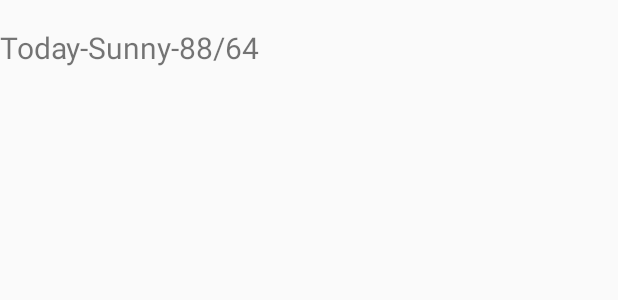
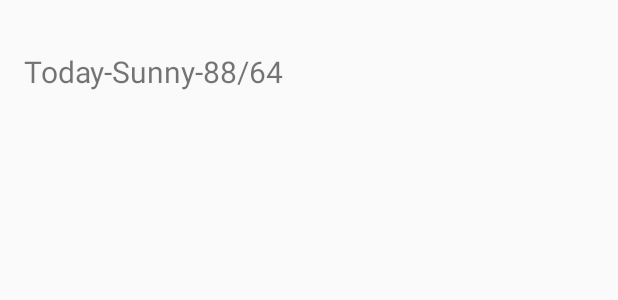
Before and after one commit to orangeoctopus/sunshine-udacity, an Android app: the layout list_item_forecast.xml on its own in the app's theme, with its tools: preview values and no code run, on a phone screen of 412 x 824 dp. Shown: the top 300 px of the screen. Run offline under Robolectric (Android 15) with nearby library versions, the phone set to English and light mode, and no system bars.

Commit message:
tarted some layouts

```diff
--- a/app/src/main/res/layout/list_item_forecast.xml
+++ b/app/src/main/res/layout/list_item_forecast.xml
@@ -1,4 +1,21 @@
 <?xml version="1.0" encoding="utf-8"?>
+<LinearLayout xmlns:android="http://schemas.android.com/apk/res/android"
+    xmlns:tools="http://schemas.android.com/tools"
+    android:layout_width="match_parent"
+    android:layout_height="match_parent"
+    android:paddingBottom="@dimen/activity_vertical_margin"
+    android:paddingLeft="@dimen/activity_horizontal_margin"
+    android:paddingRight="@dimen/activity_horizontal_margin"
+    android:paddingTop="@dimen/activity_vertical_margin"
+    android:orientation="horizontal">
+
+    <ImageView
+        android:layout_width="wrap_content"
+        android:layout_height="wrap_content" />
+    <LinearLayout
+        android:layout_width="wrap_content"
+        android:layout_height="wrap_content"></LinearLayout>
+
 
 <TextView xmlns:android="http://schemas.android.com/apk/res/android"
  xmlns:tools="http://schemas.android.com/tools"
@@ -9,3 +26,6 @@
     android:gravity="center_vertical"
     android:textSize="20dp"
     tools:text="Today-Sunny-88/64"/>
+
+
+ </LinearLayout>
```
